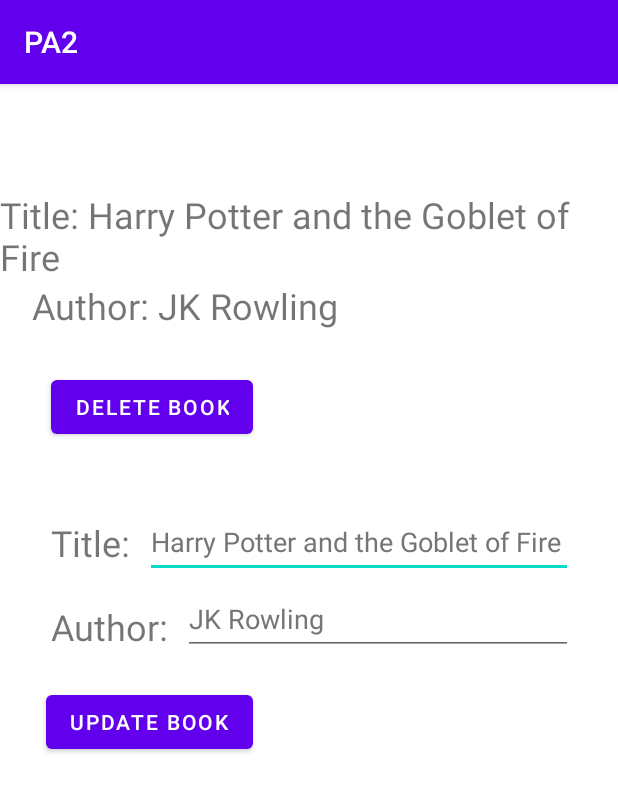
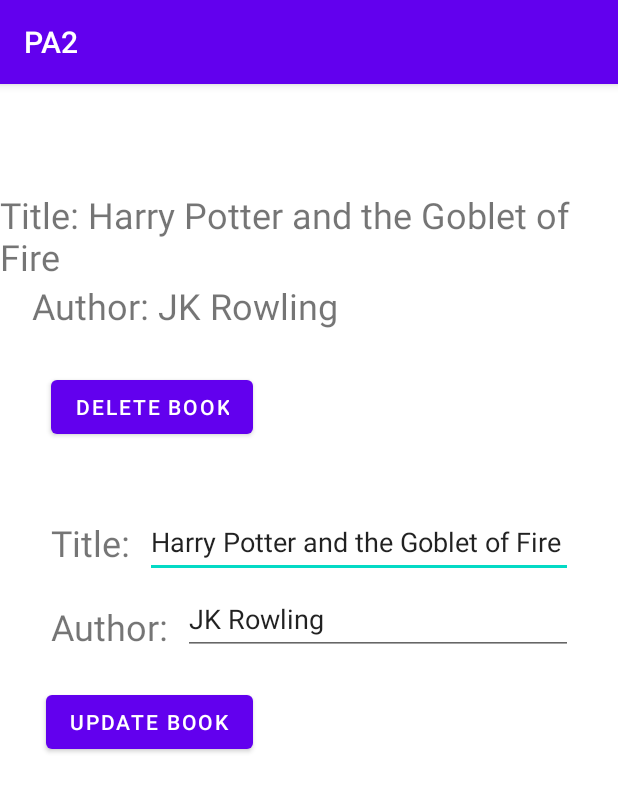
Before and after one commit to ducttrn/mobile-apps, an Android app: the BookActivity screen opened directly, with no data from a screen before it, on a phone screen of 412 x 824 dp. Shown: the top 792 px of the screen. Run offline under Robolectric (Android 15) with nearby library versions, the phone set to English and light mode, and no system bars.

Commit message:
feat: replace setHint with setText for input boxes

```diff
--- a/PA2/app/src/main/java/com/myapp/pa2/BookActivity.java
+++ b/PA2/app/src/main/java/com/myapp/pa2/BookActivity.java
@@ -30,14 +30,14 @@ public class BookActivity extends AppCompatActivity {
             titleView.setText(getString(R.string.title_display, bookTitle));
 
             EditText titleInputBox = findViewById(R.id.title_input_box);
-            titleInputBox.setHint(bookTitle);
+            titleInputBox.setText(bookTitle);
 
             TextView authorView = findViewById(R.id.author_display);
             String bookAuthor = book.getAuthor();
             authorView.setText(getString(R.string.author_display, bookAuthor));
 
             EditText authorInputBox = findViewById(R.id.author_input_box);
-            authorInputBox.setHint(bookAuthor);
+            authorInputBox.setText(bookAuthor);
         }
         else {
             this.finish();
```
